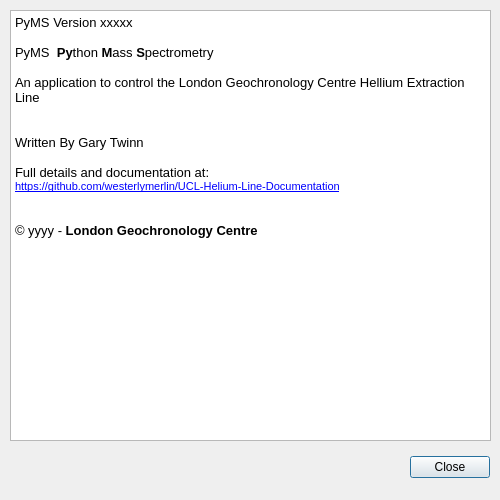
Qt form UI Resources/about.ui (westerlymerlin/Oxide-PyMS) before a commit.
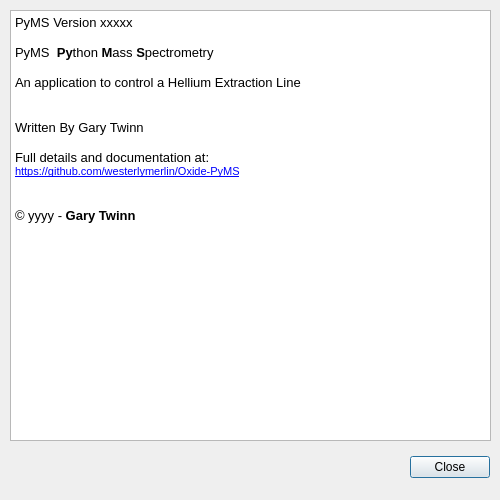
The same form after that commit. Icons and pictures are not drawn.

Patch:
```diff
--- a/UI Resources/about.ui
+++ b/UI Resources/about.ui
@@ -99,15 +99,15 @@
 &lt;p style=&quot;-qt-paragraph-type:empty; margin-top:0px; margin-bottom:0px; margin-left:0px; margin-right:0px; -qt-block-indent:0; text-indent:0px;&quot;&gt;&lt;br /&gt;&lt;/p&gt;
 &lt;p style=&quot; margin-top:0px; margin-bottom:0px; margin-left:0px; margin-right:0px; -qt-block-indent:0; text-indent:0px;&quot;&gt;PyMS  &lt;span style=&quot; font-weight:600;&quot;&gt;Py&lt;/span&gt;thon &lt;span style=&quot; font-weight:600;&quot;&gt;M&lt;/span&gt;ass &lt;span style=&quot; font-weight:600;&quot;&gt;S&lt;/span&gt;pectrometry&lt;/p&gt;
 &lt;p style=&quot;-qt-paragraph-type:empty; margin-top:0px; margin-bottom:0px; margin-left:0px; margin-right:0px; -qt-block-indent:0; text-indent:0px;&quot;&gt;&lt;br /&gt;&lt;/p&gt;
-&lt;p style=&quot; margin-top:0px; margin-bottom:0px; margin-left:0px; margin-right:0px; -qt-block-indent:0; text-indent:0px;&quot;&gt;An application to control the London Geochronology Centre Hellium Extraction Line&lt;/p&gt;
+&lt;p style=&quot; margin-top:0px; margin-bottom:0px; margin-left:0px; margin-right:0px; -qt-block-indent:0; text-indent:0px;&quot;&gt;An application to control a Hellium Extraction Line&lt;/p&gt;
 &lt;p style=&quot;-qt-paragraph-type:empty; margin-top:0px; margin-bottom:0px; margin-left:0px; margin-right:0px; -qt-block-indent:0; text-indent:0px;&quot;&gt;&lt;br /&gt;&lt;/p&gt;
 &lt;p style=&quot; margin-top:0px; margin-bottom:0px; margin-left:0px; margin-right:0px; -qt-block-indent:0; text-indent:0px;&quot;&gt;&lt;br /&gt;Written By Gary Twinn &lt;/p&gt;
 &lt;p style=&quot;-qt-paragraph-type:empty; margin-top:0px; margin-bottom:0px; margin-left:0px; margin-right:0px; -qt-block-indent:0; text-indent:0px;&quot;&gt;&lt;br /&gt;&lt;/p&gt;
 &lt;p style=&quot; margin-top:0px; margin-bottom:0px; margin-left:0px; margin-right:0px; -qt-block-indent:0; text-indent:0px;&quot;&gt;Full details and documentation at:&lt;/p&gt;
-&lt;p style=&quot; margin-top:0px; margin-bottom:0px; margin-left:0px; margin-right:0px; -qt-block-indent:0; text-indent:0px;&quot;&gt;&lt;a href=&quot;https://github.com/westerlymerlin/UCL-Helium-Line-Documentation&quot;&gt;&lt;span style=&quot; font-family:'MS Shell Dlg 2'; font-size:8pt; text-decoration: underline; color:#0000ff;&quot;&gt;https://github.com/westerlymerlin/UCL-Helium-Line-Documentation&lt;/span&gt;&lt;/a&gt;&lt;/p&gt;
+&lt;p style=&quot; margin-top:0px; margin-bottom:0px; margin-left:0px; margin-right:0px; -qt-block-indent:0; text-indent:0px;&quot;&gt;&lt;a href=&quot;https://github.com/westerlymerlin/Helium-Line-Documentation&quot;&gt;&lt;span style=&quot; font-family:'MS Shell Dlg 2'; font-size:8pt; text-decoration: underline; color:#0000ff;&quot;&gt;https://github.com/westerlymerlin/Oxide-PyMS&lt;/span&gt;&lt;/a&gt;&lt;/p&gt;
 &lt;p style=&quot;-qt-paragraph-type:empty; margin-top:0px; margin-bottom:0px; margin-left:0px; margin-right:0px; -qt-block-indent:0; text-indent:0px; text-decoration: underline; color:#0000ff;&quot;&gt;&lt;br /&gt;&lt;/p&gt;
 &lt;p style=&quot;-qt-paragraph-type:empty; margin-top:0px; margin-bottom:0px; margin-left:0px; margin-right:0px; -qt-block-indent:0; text-indent:0px; text-decoration: underline; color:#0000ff;&quot;&gt;&lt;br /&gt;&lt;/p&gt;
-&lt;p style=&quot; margin-top:0px; margin-bottom:0px; margin-left:0px; margin-right:0px; -qt-block-indent:0; text-indent:0px;&quot;&gt;© yyyy - &lt;span style=&quot; font-weight:600;&quot;&gt;London Geochronology Centre &lt;/span&gt;&lt;/p&gt;
+&lt;p style=&quot; margin-top:0px; margin-bottom:0px; margin-left:0px; margin-right:0px; -qt-block-indent:0; text-indent:0px;&quot;&gt;© yyyy - &lt;span style=&quot; font-weight:600;&quot;&gt;Gary Twinn &lt;/span&gt;&lt;/p&gt;
 &lt;p style=&quot;-qt-paragraph-type:empty; margin-top:0px; margin-bottom:0px; margin-left:0px; margin-right:0px; -qt-block-indent:0; text-indent:0px;&quot;&gt;&lt;br /&gt;&lt;/p&gt;
 &lt;p style=&quot;-qt-paragraph-type:empty; margin-top:0px; margin-bottom:0px; margin-left:0px; margin-right:0px; -qt-block-indent:0; text-indent:0px; font-family:'MS Shell Dlg 2'; font-size:9pt;&quot;&gt;&lt;br /&gt;&lt;/p&gt;&lt;/body&gt;&lt;/html&gt;</string>
    </property>
```
Left out of the diff: 6 changed lines with no effect on the pictures.
